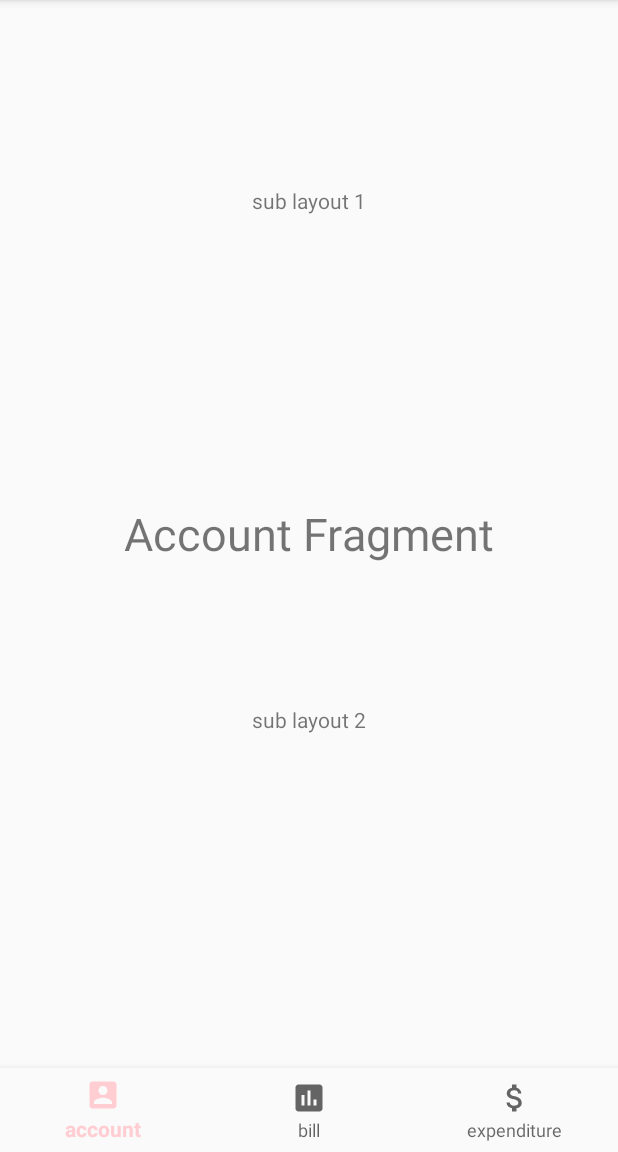
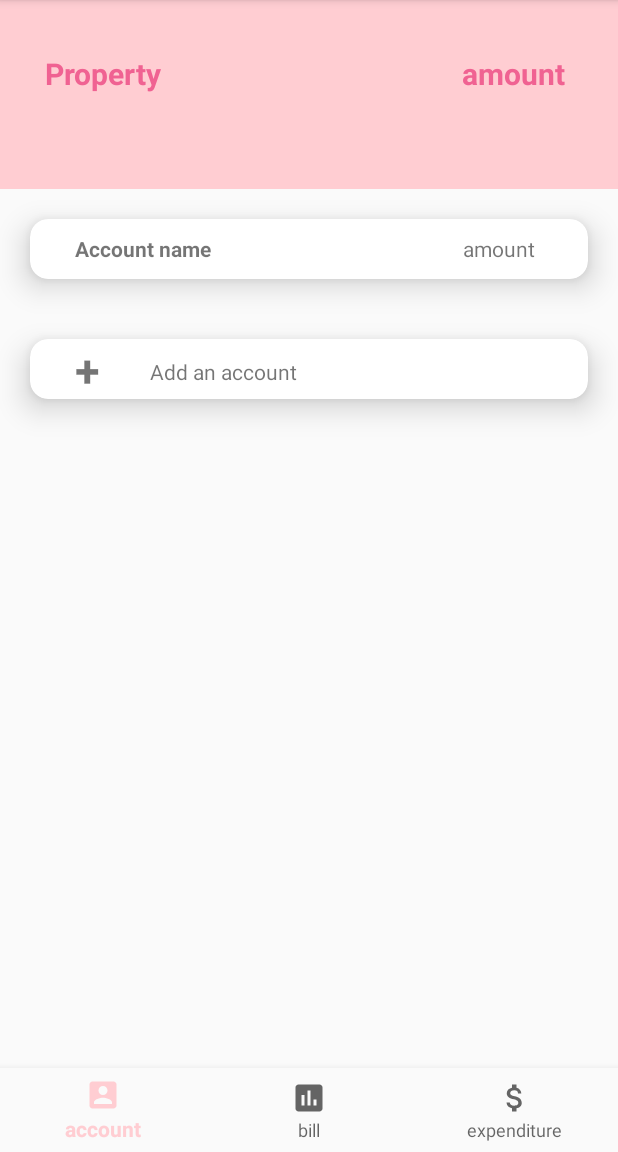
Before and after one commit to ZhaojiaLii/Android-Final-Project-, an Android app: the fragment fragment_account placed in its activity, on a phone screen of 412 x 824 dp, the part 84-1236 px from its top. Run offline under Robolectric (Android 15) with nearby library versions, the phone set to English and light mode, and no system bars.

Commit message:
no message

```diff
--- a/app/build.gradle
+++ b/app/build.gradle
@@ -21,6 +21,7 @@ android {
 dependencies {
     implementation fileTree(dir: 'libs', include: ['*.jar'])
     implementation 'com.android.support:appcompat-v7:28.0.0'
+    implementation 'com.android.support:cardview-v7:28.0.0'
     implementation 'com.android.support:design:28.0.0'
     implementation 'com.android.support.constraint:constraint-layout:1.1.3'
     implementation 'com.github.badoualy:datepicker-timeline:c6dcd05737'
--- a/app/src/main/res/layout/fragment_account.xml
+++ b/app/src/main/res/layout/fragment_account.xml
@@ -1,7 +1,8 @@
 <?xml version="1.0" encoding="utf-8"?>
 <RelativeLayout xmlns:android="http://schemas.android.com/apk/res/android"
     android:layout_width="match_parent"
-    android:layout_height="match_parent">
+    android:layout_height="match_parent"
+    xmlns:app="http://schemas.android.com/apk/res-auto">
 
     <LinearLayout
         android:layout_width="match_parent"
@@ -9,25 +10,38 @@
         android:layout_alignParentStart="true"
         android:layout_alignParentTop="true"
         android:orientation="vertical"
-        android:paddingLeft="10dp"
-        android:paddingTop="10dp"
-        android:paddingRight="10dp"
-        android:paddingBottom="10dp"
-        android:weightSum="3">
+
+        android:weightSum="8">
 
         <RelativeLayout
             android:id="@+id/first_part"
             android:layout_width="match_parent"
             android:layout_height="50dp"
             android:layout_weight="1"
-            android:orientation="vertical">
+            android:orientation="vertical"
+            android:background="@color/colorPrimary">
+            <TextView
+                android:id="@+id/property"
+                android:layout_width="wrap_content"
+                android:layout_height="wrap_content"
+                android:text="Property"
+                android:textSize="20dp"
+                android:textStyle="bold"
+                android:textColor="#f06292"
+                android:layout_marginTop="35dp"
+                android:layout_marginLeft="30dp"/>
 
             <TextView
-                android:layout_width="wrap_content"
+                android:layout_toRightOf="@id/property"
+                android:layout_width="match_parent"
                 android:layout_height="wrap_content"
-                android:layout_centerInParent="true"
-                android:text="sub layout 1" />
-
+                android:text="amount"
+                android:textSize="20dp"
+                android:textStyle="bold"
+                android:textColor="#f06292"
+                android:layout_marginTop="35dp"
+                android:gravity="right"
+                android:layout_marginRight="35dp"/>
         </RelativeLayout>
 
         <RelativeLayout
@@ -35,24 +49,59 @@
             android:layout_width="match_parent"
             android:layout_height="50dp"
             android:layout_below="@id/first_part"
-            android:layout_weight="2"
+            android:layout_weight="7"
             android:orientation="vertical">
 
-            <TextView
-                android:layout_width="wrap_content"
+            <android.support.v7.widget.CardView
+                android:id="@+id/example"
+                android:layout_width="match_parent"
                 android:layout_height="wrap_content"
-                android:layout_centerInParent="true"
-                android:text="sub layout 2" />
+                app:cardCornerRadius="12dp"
+                app:cardElevation="12dp"
+                android:layout_margin="20dp">
+                <TextView
+                    android:layout_width="wrap_content"
+                    android:layout_height="40dp"
+                    android:text="Account name"
+                    android:textStyle="bold"
+                    android:paddingTop="10dp"
+                    android:paddingLeft="30dp"/>
+                <TextView
+                    android:layout_width="match_parent"
+                    android:layout_height="40dp"
+                    android:paddingTop="10dp"
+                    android:paddingRight="35dp"
+                    android:gravity="right"
+                    android:text="amount"/>
+
+            </android.support.v7.widget.CardView>
+            <android.support.v7.widget.CardView
+                android:layout_width="match_parent"
+                android:layout_height="wrap_content"
+                app:cardCornerRadius="12dp"
+                app:cardElevation="12dp"
+                android:layout_margin="20dp"
+                android:layout_below="@id/example">
+                <TextView
+                    android:layout_width="wrap_content"
+                    android:layout_height="40dp"
+                    android:text="+"
+                    android:textSize="30dp"
+                    android:textStyle="bold"
+                    android:paddingLeft="30dp"/>
+                <TextView
+                    android:layout_width="match_parent"
+                    android:layout_height="40dp"
+                    android:paddingTop="12dp"
+                    android:paddingRight="35dp"
+                    android:paddingLeft="80dp"
+                    android:text="Add an account"/>
+
+            </android.support.v7.widget.CardView>
+
         </RelativeLayout>
 
 
     </LinearLayout>
 
-    <TextView
-        android:layout_width="wrap_content"
-        android:layout_height="wrap_content"
-        android:layout_centerInParent="true"
-        android:text="Account Fragment"
-        android:textSize="30sp" />
-
 </RelativeLayout>
```
